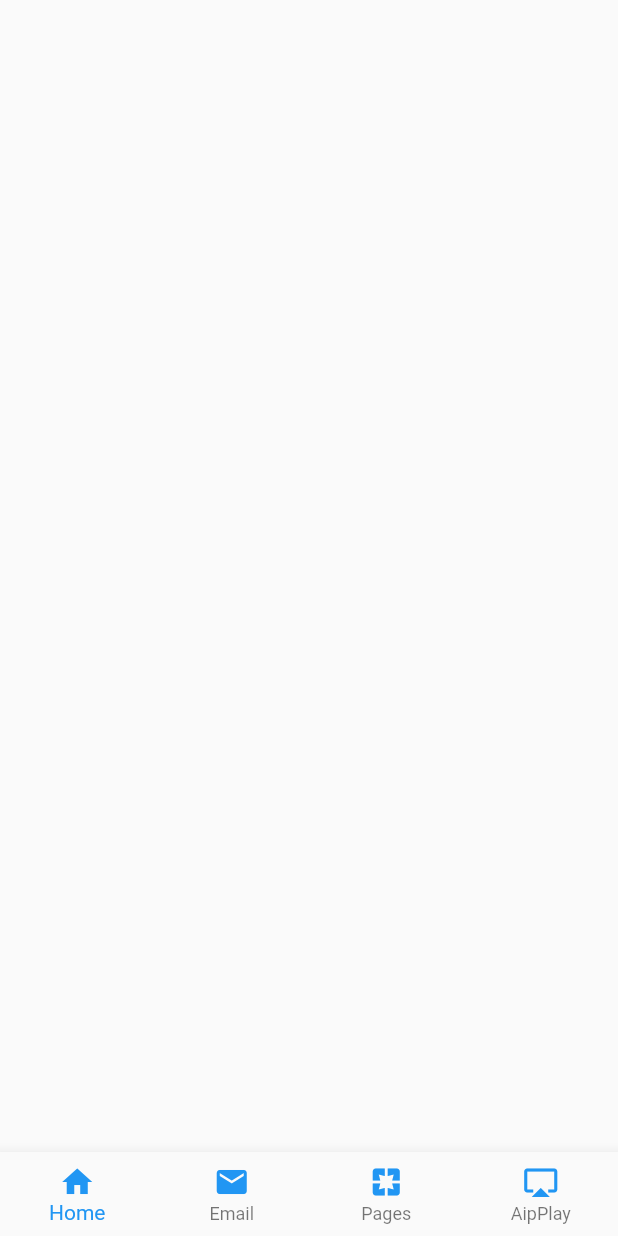
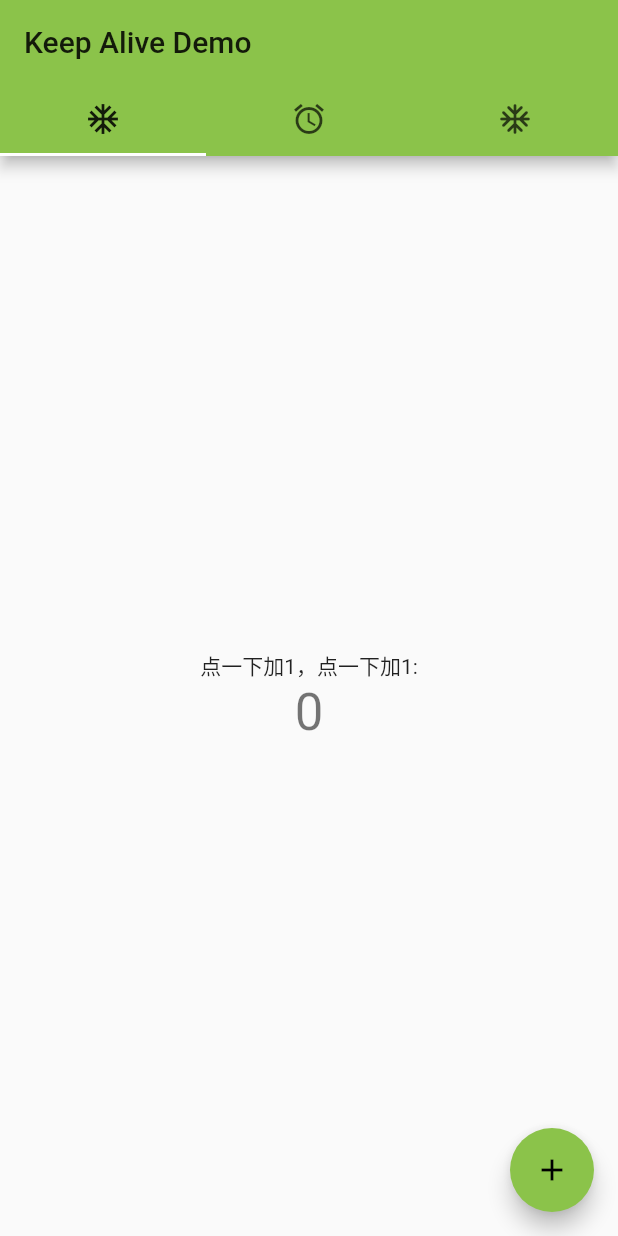
Before and after one commit to 348800199/flutter, a Flutter app: the screen it shows after launch, on a phone screen of 412 x 824 dp. Run offline on Flutter 3.47's test engine with Material 2 defaults, Android fonts, the phone set to English and light mode, and no system bars.

Commit message:
缓存 路由

```diff
--- a/flutter-demo/lib/main.dart
+++ b/flutter-demo/lib/main.dart
@@ -219,10 +219,17 @@ import 'package:flutter/material.dart';
 import 'package:my_app/pages/bottom_navigation.dart';
 import 'package:my_app/pages/navigatorParams.dart';
 import 'package:my_app/pages/product.dart';
+import 'package:my_app/pages/keepAlive.dart';
 
 void main() {
   runApp(
-      // ProductHome()
-      // NavigatorHome()
-      MaterialApp(title: "app", home: Bottom_navigation()));
+    // ProductHome()
+    // NavigatorHome()
+    // Bottom_navigation()
+    // KeepAlive()
+    MaterialApp(
+      title: "app",
+      home: KeepAclive(),
+    ),
+  );
 }
--- /dev/null
+++ b/flutter-demo/lib/pages/keepAlive.dart
@@ -0,0 +1,60 @@
+import "package:flutter/material.dart";
+import 'package:my_app/pages/keepAlive_demo.dart';
+
+class KeepAclive extends StatelessWidget {
+  @override
+  Widget build(BuildContext context) {
+    return MaterialApp(
+      title: "keepAlive",
+      theme: ThemeData(primarySwatch: Colors.lightGreen),
+      home: KeepAoveDemo(),
+    );
+  }
+}
+
+class KeepAoveDemo extends StatefulWidget {
+  @override
+  _KeepAoveDemoState createState() => _KeepAoveDemoState();
+}
+
+class _KeepAoveDemoState extends State<KeepAoveDemo>
+    with SingleTickerProviderStateMixin {
+  TabController _controller;
+
+  @override
+  void initState() {
+    super.initState();
+    _controller = TabController(length: 3, vsync: this);
+  }
+
+  @override
+  void dispose() {
+    _controller.dispose();
+    super.dispose();
+  }
+
+  @override
+  Widget build(BuildContext context) {
+    return Scaffold(
+      appBar: AppBar(
+        title: Text("Keep Alive Demo"),
+        bottom: TabBar(
+          controller: _controller,
+          tabs: [
+            Tab(icon: Icon(Icons.ac_unit)),
+            Tab(icon: Icon(Icons.access_alarm_outlined)),
+            Tab(icon: Icon(Icons.ac_unit_rounded)),
+          ],
+        ),
+      ),
+      body: TabBarView(
+        controller: _controller,
+        children: [
+          MyHomePage(),
+          MyHomePage(),
+          MyHomePage(),
+        ],
+      ),
+    );
+  }
+}
--- /dev/null
+++ b/flutter-demo/lib/pages/keepAlive_demo.dart
@@ -0,0 +1,47 @@
+import "package:flutter/material.dart";
+
+class MyHomePage extends StatefulWidget {
+  @override
+  _MyHomePageState createState() => _MyHomePageState();
+}
+
+class _MyHomePageState extends State<MyHomePage>
+    with AutomaticKeepAliveClientMixin {
+  int _counter = 0;
+
+  @override
+  //重写keepAlive 为ture ，就是可以有记忆功能了。
+  bool get wantKeepAlive => true;
+  //声明一个内部方法，用来点击按钮后增加数量
+  void _incrementCounter() {
+    setState(
+      () {
+        _counter++;
+      },
+    );
+  }
+
+  @override
+  Widget build(BuildContext context) {
+    return Scaffold(
+      body: Center(
+        child: Column(
+          mainAxisAlignment: MainAxisAlignment.center,
+          children: <Widget>[
+            Text('点一下加1，点一下加1:'),
+            Text(
+              '$_counter',
+              style: Theme.of(context).textTheme.display1,
+            )
+          ],
+        ),
+      ),
+      //增加一个悬浮按钮，点击时触犯_incrementCounter方法
+      floatingActionButton: FloatingActionButton(
+        onPressed: _incrementCounter,
+        tooltip: 'Increment',
+        child: Icon(Icons.add),
+      ),
+    );
+  }
+}
```
Also changed, not shown: flutter-demo/lib/pages/bottom_navigation.dart (+32 -6 lines), flutter-demo/lib/pages/page1.dart (added, +12 -0 lines), flutter-demo/lib/pages/page2.dart (added, +12 -0 lines), flutter-demo/lib/pages/page3.dart (added, +12 -0 lines), flutter-demo/lib/pages/page4.dart (added, +12 -0 lines), flutter-demo/pubspec.lock, 1 other file.
